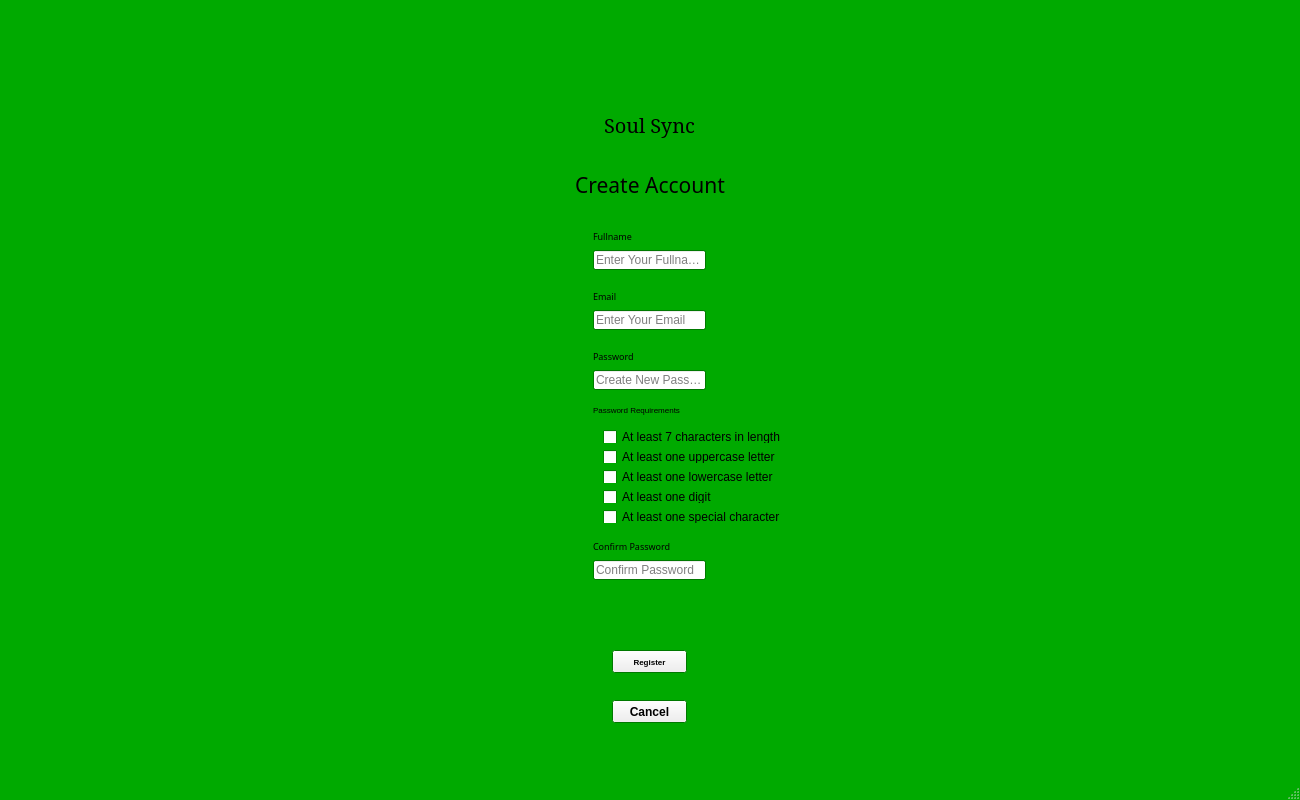
Old version of the form All_Files/view/UI files/signup.ui in the repository LungoweA/SoulSync.
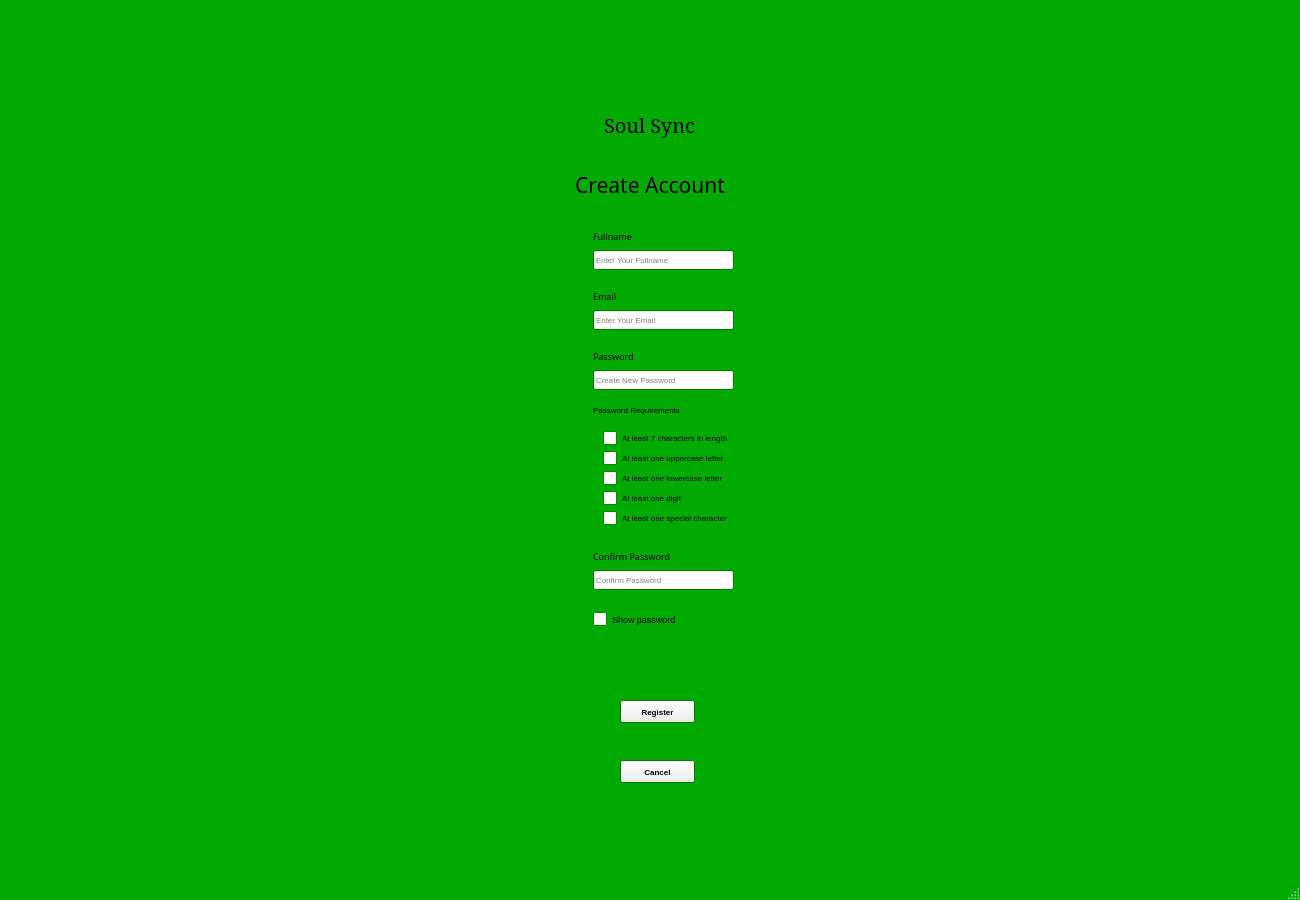
New version of the form. Icons and pictures are not drawn.

Commit message: Modified mood tracker code, added a show password feature to the login and sign up page and deleted the main window interface

The edit to the form file:
```diff
--- a/All_Files/view/UI files/signup.ui
+++ b/All_Files/view/UI files/signup.ui
@@ -7,7 +7,7 @@
     <x>0</x>
     <y>0</y>
     <width>1300</width>
-    <height>800</height>
+    <height>900</height>
    </rect>
   </property>
   <property name="palette">
@@ -163,10 +163,15 @@
      <rect>
       <x>593</x>
       <y>250</y>
-      <width>113</width>
+      <width>141</width>
       <height>20</height>
      </rect>
     </property>
+    <property name="font">
+     <font>
+      <pointsize>6</pointsize>
+     </font>
+    </property>
     <property name="placeholderText">
      <string extracomment="Enter Your Name">Enter Your Fullname</string>
     </property>
@@ -176,10 +181,15 @@
      <rect>
       <x>593</x>
       <y>310</y>
-      <width>113</width>
+      <width>141</width>
       <height>20</height>
      </rect>
     </property>
+    <property name="font">
+     <font>
+      <pointsize>6</pointsize>
+     </font>
+    </property>
     <property name="placeholderText">
      <string>Enter Your Email</string>
     </property>
@@ -189,10 +199,15 @@
      <rect>
       <x>593</x>
       <y>370</y>
-      <width>113</width>
+      <width>141</width>
       <height>20</height>
      </rect>
     </property>
+    <property name="font">
+     <font>
+      <pointsize>6</pointsize>
+     </font>
+    </property>
     <property name="placeholderText">
      <string>Create New Password</string>
     </property>
@@ -201,11 +216,16 @@
     <property name="geometry">
      <rect>
       <x>593</x>
-      <y>560</y>
-      <width>113</width>
+      <y>570</y>
+      <width>141</width>
       <height>20</height>
      </rect>
     </property>
+    <property name="font">
+     <font>
+      <pointsize>6</pointsize>
+     </font>
+    </property>
     <property name="placeholderText">
      <string>Confirm Password</string>
     </property>
@@ -213,8 +233,8 @@
    <widget class="QPushButton" name="register_btn">
     <property name="geometry">
      <rect>
-      <x>612</x>
-      <y>650</y>
+      <x>620</x>
+      <y>700</y>
       <width>75</width>
       <height>23</height>
      </rect>
@@ -236,9 +256,14 @@
       <x>603</x>
       <y>430</y>
       <width>200</width>
-      <height>13</height>
+      <height>16</height>
      </rect>
     </property>
+    <property name="font">
+     <font>
+      <pointsize>6</pointsize>
+     </font>
+    </property>
     <property name="text">
      <string>At least 7 characters in length</string>
     </property>
@@ -267,9 +292,14 @@
       <x>603</x>
       <y>450</y>
       <width>200</width>
-      <height>13</height>
+      <height>16</height>
      </rect>
     </property>
+    <property name="font">
+     <font>
+      <pointsize>6</pointsize>
+     </font>
+    </property>
     <property name="text">
      <string>At least one uppercase letter</string>
     </property>
@@ -280,9 +310,14 @@
       <x>603</x>
       <y>470</y>
       <width>200</width>
-      <height>13</height>
+      <height>16</height>
      </rect>
     </property>
+    <property name="font">
+     <font>
+      <pointsize>6</pointsize>
+     </font>
+    </property>
     <property name="text">
      <string>At least one lowercase letter</string>
     </property>
@@ -293,9 +328,14 @@
       <x>603</x>
       <y>490</y>
       <width>130</width>
-      <height>13</height>
+      <height>16</height>
      </rect>
     </property>
+    <property name="font">
+     <font>
+      <pointsize>6</pointsize>
+     </font>
+    </property>
     <property name="text">
      <string>At least one digit</string>
     </property>
@@ -306,9 +346,14 @@
       <x>603</x>
       <y>510</y>
       <width>210</width>
-      <height>13</height>
+      <height>16</height>
      </rect>
     </property>
+    <property name="font">
+     <font>
+      <pointsize>6</pointsize>
+     </font>
+    </property>
     <property name="text">
      <string>At least one special character</string>
     </property>
@@ -317,7 +362,7 @@
     <property name="geometry">
      <rect>
       <x>480</x>
-      <y>600</y>
+      <y>650</y>
       <width>361</width>
       <height>20</height>
      </rect>
@@ -395,7 +440,7 @@
     <property name="geometry">
      <rect>
       <x>593</x>
-      <y>540</y>
+      <y>550</y>
       <width>170</width>
       <height>12</height>
      </rect>
@@ -413,14 +458,15 @@
    <widget class="QPushButton" name="cancel_btn">
     <property name="geometry">
      <rect>
-      <x>612</x>
-      <y>700</y>
+      <x>620</x>
+      <y>760</y>
       <width>75</width>
       <height>23</height>
      </rect>
     </property>
     <property name="font">
      <font>
+      <pointsize>6</pointsize>
       <weight>75</weight>
       <bold>true</bold>
      </font>
@@ -429,6 +475,24 @@
      <string>Cancel</string>
     </property>
    </widget>
+   <widget class="QCheckBox" name="show_password_checkbox">
+    <property name="geometry">
+     <rect>
+      <x>593</x>
+      <y>610</y>
+      <width>151</width>
+      <height>18</height>
+     </rect>
+    </property>
+    <property name="font">
+     <font>
+      <pointsize>7</pointsize>
+     </font>
+    </property>
+    <property name="text">
+     <string>Show password</string>
+    </property>
+   </widget>
   </widget>
   <widget class="QMenuBar" name="menubar">
    <property name="geometry">
```
Left out of the diff: 2 changed lines with no effect on the pictures. The commit also changes 9 other files.
